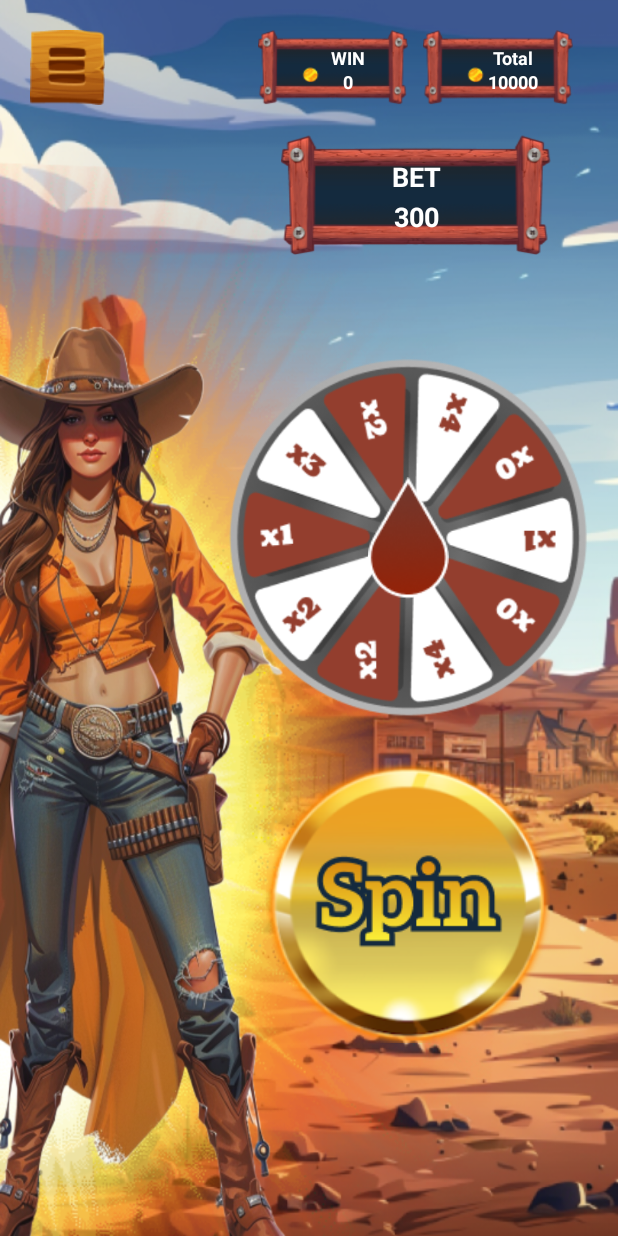
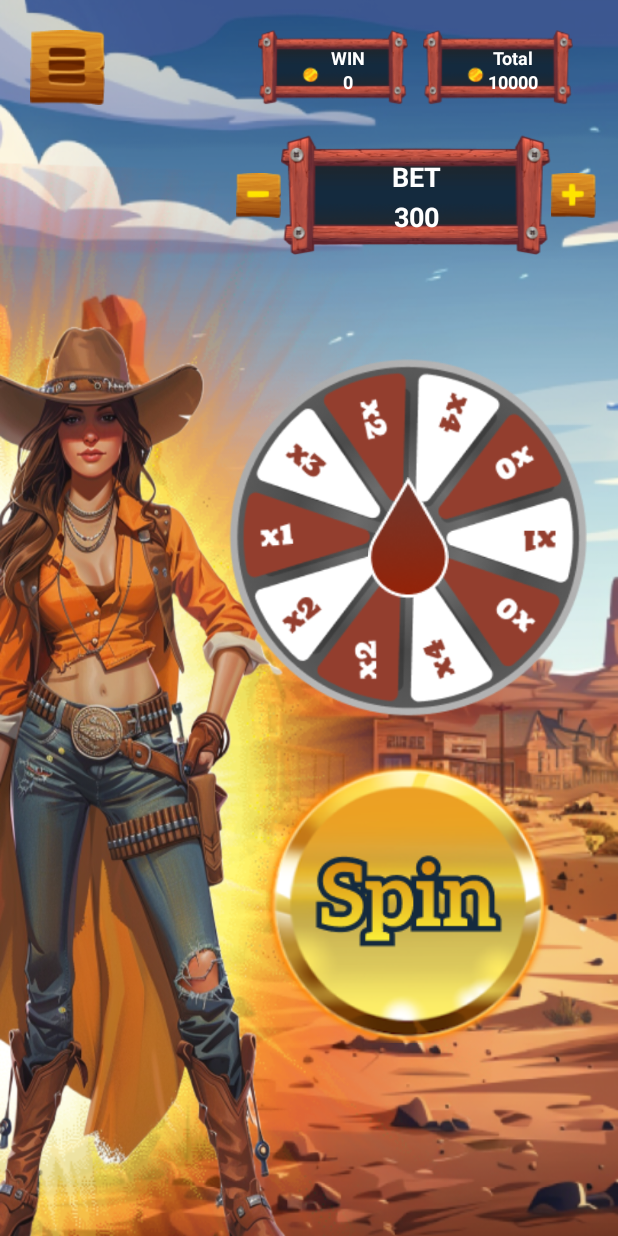
Before and after one commit to V-34-10/FreezeLuck, an Android app: the WheelThreeGameFragment screen opened through its navigation route, on a phone screen of 412 x 824 dp. Run offline under Robolectric (Android 15) with nearby library versions, the phone set to English and light mode, and no system bars; Roboto replaces fonts that are not available here.

Commit message:
WheelThreeGame: add btn betPlus/Minus

```diff
--- a/app/src/main/java/com/forrtun/frreezy/game/view/ui/scene/games/wheels/WheelThreeGameFragment.kt
+++ b/app/src/main/java/com/forrtun/frreezy/game/view/ui/scene/games/wheels/WheelThreeGameFragment.kt
@@ -10,6 +10,8 @@ import androidx.fragment.app.Fragment
 import com.forrtun.frreezy.game.R
 import com.forrtun.frreezy.game.databinding.FragmentWheelThreeGameBinding
 import com.forrtun.frreezy.game.view.manager.BackgroundMusicManager
+import com.forrtun.frreezy.game.view.manager.ManagerStatusStake
+import com.forrtun.frreezy.game.view.manager.UpdateStatusStake
 import com.forrtun.frreezy.game.view.manager.UpdateStatusStake.convertStringToNumber
 import com.forrtun.frreezy.game.view.manager.UpdateStatusStake.getStatusStake
 import com.forrtun.frreezy.game.view.manager.UpdateStatusStake.isTotalSave
@@ -22,12 +24,16 @@ class WheelThreeGameFragment : Fragment() {
     private lateinit var binding: FragmentWheelThreeGameBinding
     private val minAngleRotate = 0f
     private val maxAngleRotate = 720f
+    private lateinit var managerStatusStake: ManagerStatusStake
     private lateinit var backgroundMusic: BackgroundMusicManager
     override fun onCreateView(
         inflater: LayoutInflater, container: ViewGroup?,
         savedInstanceState: Bundle?
     ): View {
         binding = FragmentWheelThreeGameBinding.inflate(layoutInflater, container, false)
+        managerStatusStake =
+            UpdateStatusStake.constructor(convertStringToNumber(binding.textBalance.text.toString()))
+        UpdateStatusStake.setStatusStakeUI(binding, managerStatusStake)
         FragmentWheelThreeGameBindingImpl(binding)
 
         backgroundMusic = BackgroundMusicManager(requireContext())
@@ -79,6 +85,18 @@ class WheelThreeGameFragment : Fragment() {
                 )
             }
         }
+        binding.btnMinus.setOnClickListener {
+            animation = AnimationUtils.loadAnimation(context, R.anim.button_animation)
+            it.startAnimation(animation)
+            managerStatusStake.minusBet()
+            UpdateStatusStake.setStatusStakeUI(binding, managerStatusStake)
+        }
+        binding.btnPlus.setOnClickListener {
+            animation = AnimationUtils.loadAnimation(context, R.anim.button_animation)
+            it.startAnimation(animation)
+            managerStatusStake.plusBet()
+            UpdateStatusStake.setStatusStakeUI(binding, managerStatusStake)
+        }
         binding.btnBack.setOnClickListener {
             animation = AnimationUtils.loadAnimation(context, R.anim.button_animation)
             it.startAnimation(animation)
--- a/app/src/main/res/layout/fragment_wheel_three_game.xml
+++ b/app/src/main/res/layout/fragment_wheel_three_game.xml
@@ -68,6 +68,30 @@
             app:layout_constraintTop_toTopOf="parent"
             tools:ignore="RtlSymmetry" />
 
+        <ImageView
+            android:id="@+id/btn_plus"
+            android:layout_width="30dp"
+            android:layout_height="30dp"
+            android:clickable="true"
+            android:contentDescription="@string/btn_plus_bet"
+            android:focusable="true"
+            android:src="@drawable/btn_plus_second_bet"
+            app:layout_constraintBottom_toBottomOf="@+id/text_bet"
+            app:layout_constraintStart_toEndOf="@+id/text_bet"
+            app:layout_constraintTop_toTopOf="@+id/text_bet" />
+
+        <ImageView
+            android:id="@+id/btn_minus"
+            android:layout_width="30dp"
+            android:layout_height="30dp"
+            android:clickable="true"
+            android:contentDescription="@string/btn_minus_bet"
+            android:focusable="true"
+            android:src="@drawable/btn_minus_second_bet"
+            app:layout_constraintBottom_toBottomOf="@+id/text_bet"
+            app:layout_constraintEnd_toStartOf="@+id/text_bet"
+            app:layout_constraintTop_toTopOf="@+id/text_bet" />
+
         <TextView
             android:id="@+id/text_bet"
             android:layout_width="180dp"
@@ -82,6 +106,7 @@
             android:textColor="@color/white"
             android:textSize="@dimen/sp18"
             android:textStyle="bold"
+            app:layout_constraintBottom_toBottomOf="parent"
             app:layout_constraintEnd_toEndOf="@+id/text_balance"
             app:layout_constraintStart_toStartOf="@+id/text_win"
             app:layout_constraintTop_toBottomOf="@+id/text_balance"
```
